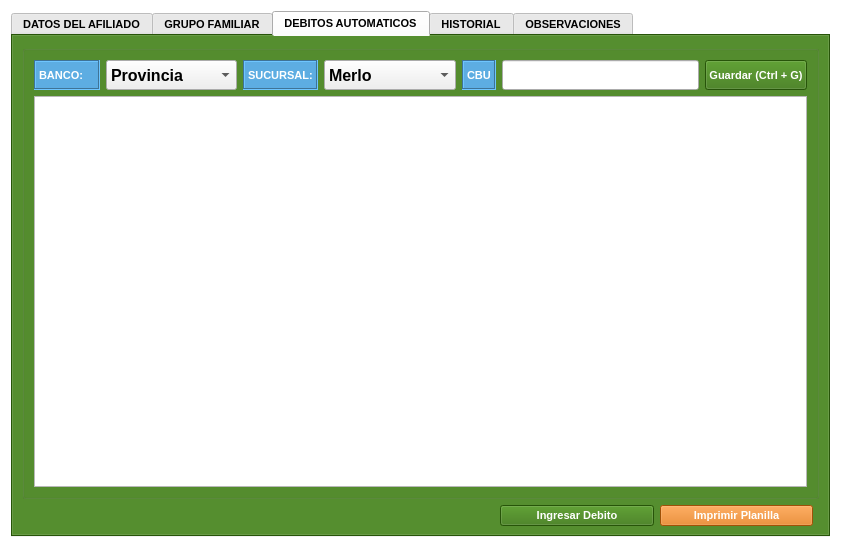
The window that gui/detalles/detalleAfiliados.ui (shae-ra/sindicato) describes before a commit, drawn with Qt 5.
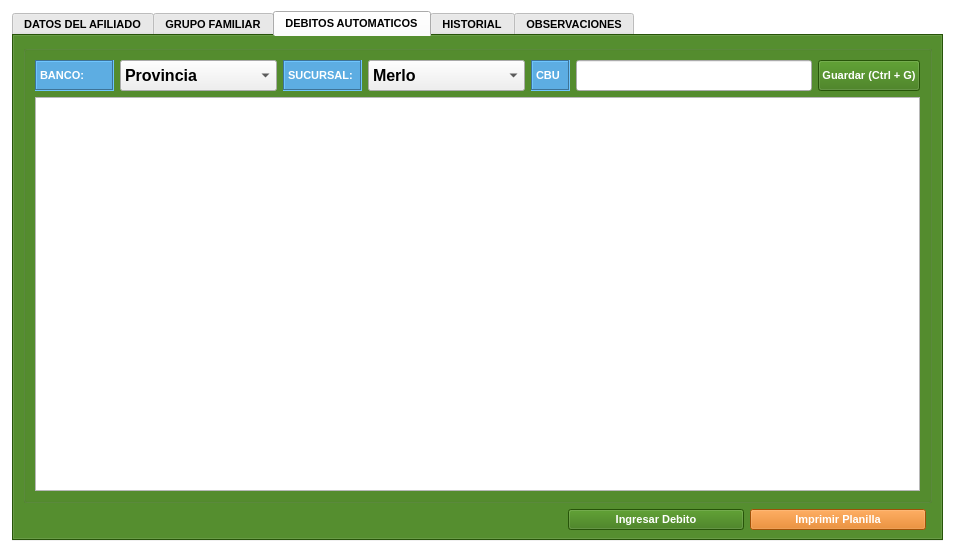
The same window after the commit. Icons and pictures are not drawn.

Diff of the .ui file:
```diff
--- a/gui/detalles/detalleAfiliados.ui
+++ b/gui/detalles/detalleAfiliados.ui
@@ -6,19 +6,19 @@
    <rect>
     <x>0</x>
     <y>0</y>
-    <width>841</width>
+    <width>955</width>
     <height>548</height>
    </rect>
   </property>
   <property name="minimumSize">
    <size>
-    <width>841</width>
+    <width>955</width>
     <height>548</height>
    </size>
   </property>
   <property name="maximumSize">
    <size>
-    <width>841</width>
+    <width>955</width>
     <height>548</height>
    </size>
   </property>
@@ -453,24 +453,36 @@
   <layout class="QGridLayout" name="gridLayout_3">
    <item row="0" column="0">
     <widget class="QTabWidget" name="tabWidget">
+     <property name="minimumSize">
+      <size>
+       <width>931</width>
+       <height>530</height>
+      </size>
+     </property>
+     <property name="maximumSize">
+      <size>
+       <width>931</width>
+       <height>530</height>
+      </size>
+     </property>
      <property name="palette">
       <palette>
        <active>
         <colorrole role="WindowText">
          <brush brushstyle="SolidPattern">
           <color alpha="255">
-           <red>255</red>
-           <green>255</green>
-           <blue>255</blue>
+           <red>0</red>
+           <green>0</green>
+           <blue>0</blue>
           </color>
          </brush>
         </colorrole>
         <colorrole role="Button">
          <brush brushstyle="SolidPattern">
           <color alpha="255">
-           <red>55</red>
-           <green>118</green>
-           <blue>13</blue>
+           <red>255</red>
+           <green>255</green>
+           <blue>255</blue>
           </color>
          </brush>
         </colorrole>
@@ -513,9 +525,9 @@
         <colorrole role="Text">
          <brush brushstyle="SolidPattern">
           <color alpha="255">
-           <red>255</red>
-           <green>255</green>
-           <blue>255</blue>
+           <red>0</red>
+           <green>0</green>
+           <blue>0</blue>
           </color>
          </brush>
         </colorrole>
@@ -531,27 +543,27 @@
         <colorrole role="ButtonText">
          <brush brushstyle="SolidPattern">
           <color alpha="255">
-           <red>255</red>
-           <green>255</green>
-           <blue>255</blue>
+           <red>0</red>
+           <green>0</green>
+           <blue>0</blue>
           </color>
          </brush>
         </colorrole>
         <colorrole role="Base">
          <brush brushstyle="SolidPattern">
           <color alpha="255">
-           <red>55</red>
-           <green>118</green>
-           <blue>13</blue>
+           <red>255</red>
+           <green>255</green>
+           <blue>255</blue>
           </color>
          </brush>
         </colorrole>
         <colorrole role="Window">
          <brush brushstyle="SolidPattern">
           <color alpha="255">
-           <red>55</red>
-           <green>118</green>
-           <blue>13</blue>
+           <red>255</red>
+           <green>255</green>
+           <blue>255</blue>
           </color>
          </brush>
         </colorrole>
@@ -596,18 +608,18 @@
         <colorrole role="WindowText">
          <brush brushstyle="SolidPattern">
           <color alpha="255">
-           <red>255</red>
-           <green>255</green>
-           <blue>255</blue>
+           <red>0</red>
+           <green>0</green>
+           <blue>0</blue>
           </color>
          </brush>
         </colorrole>
         <colorrole role="Button">
          <brush brushstyle="SolidPattern">
           <color alpha="255">
-           <red>55</red>
-           <green>118</green>
-           <blue>13</blue>
+           <red>255</red>
+           <green>255</green>
+           <blue>255</blue>
           </color>
          </brush>
         </colorrole>
@@ -650,9 +662,9 @@
         <colorrole role="Text">
          <brush brushstyle="SolidPattern">
           <color alpha="255">
-           <red>255</red>
-           <green>255</green>
-           <blue>255</blue>
+           <red>0</red>
+           <green>0</green>
+           <blue>0</blue>
           </color>
          </brush>
         </colorrole>
@@ -668,27 +680,27 @@
         <colorrole role="ButtonText">
          <brush brushstyle="SolidPattern">
           <color alpha="255">
-           <red>255</red>
-           <green>255</green>
-           <blue>255</blue>
+           <red>0</red>
+           <green>0</green>
+           <blue>0</blue>
           </color>
          </brush>
         </colorrole>
         <colorrole role="Base">
          <brush brushstyle="SolidPattern">
           <color alpha="255">
-           <red>55</red>
-           <green>118</green>
-           <blue>13</blue>
+           <red>255</red>
+           <green>255</green>
+           <blue>255</blue>
           </color>
          </brush>
         </colorrole>
         <colorrole role="Window">
          <brush brushstyle="SolidPattern">
           <color alpha="255">
-           <red>55</red>
-           <green>118</green>
-           <blue>13</blue>
+           <red>255</red>
+           <green>255</green>
+           <blue>255</blue>
           </color>
          </brush>
         </colorrole>
@@ -733,18 +745,18 @@
         <colorrole role="WindowText">
          <brush brushstyle="SolidPattern">
           <color alpha="255">
-           <red>255</red>
-           <green>255</green>
-           <blue>255</blue>
+           <red>127</red>
+           <green>127</green>
+           <blue>127</blue>
           </color>
          </brush>
         </colorrole>
         <colorrole role="Button">
          <brush brushstyle="SolidPattern">
           <color alpha="255">
-           <red>55</red>
-           <green>118</green>
-           <blue>13</blue>
+           <red>255</red>
+           <green>255</green>
+           <blue>255</blue>
           </color>
          </brush>
         </colorrole>
@@ -787,9 +799,9 @@
         <colorrole role="Text">
          <brush brushstyle="SolidPattern">
           <color alpha="255">
-           <red>255</red>
-           <green>255</green>
-           <blue>255</blue>
+           <red>127</red>
+           <green>127</green>
+           <blue>127</blue>
           </color>
          </brush>
         </colorrole>
@@ -805,27 +817,27 @@
         <colorrole role="ButtonText">
          <brush brushstyle="SolidPattern">
           <color alpha="255">
-           <red>255</red>
-           <green>255</green>
-           <blue>255</blue>
+           <red>127</red>
+           <green>127</green>
+           <blue>127</blue>
           </color>
          </brush>
         </colorrole>
         <colorrole role="Base">
          <brush brushstyle="SolidPattern">
           <color alpha="255">
-           <red>55</red>
-           <green>118</green>
-           <blue>13</blue>
+           <red>255</red>
+           <green>255</green>
+           <blue>255</blue>
           </color>
          </brush>
         </colorrole>
         <colorrole role="Window">
          <brush brushstyle="SolidPattern">
           <color alpha="255">
-           <red>55</red>
-           <green>118</green>
-           <blue>13</blue>
+           <red>255</red>
+           <green>255</green>
+           <blue>255</blue>
           </color>
          </brush>
         </colorrole>
```
Left out of the diff: 9 changed lines with no effect on the pictures.
